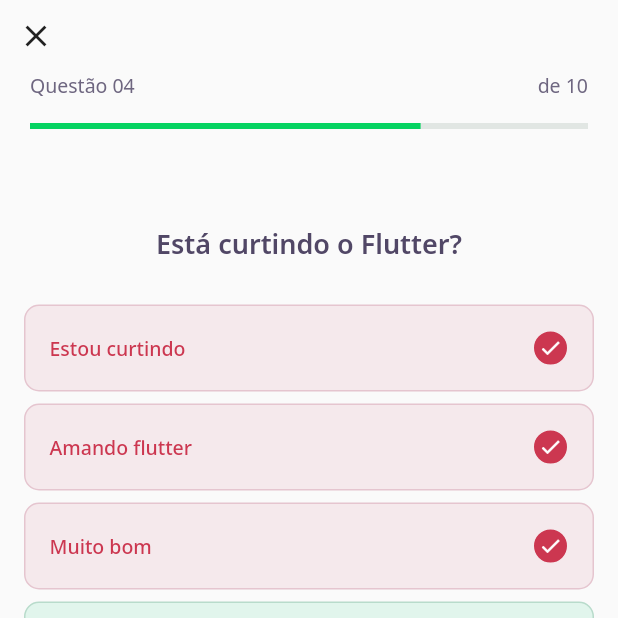
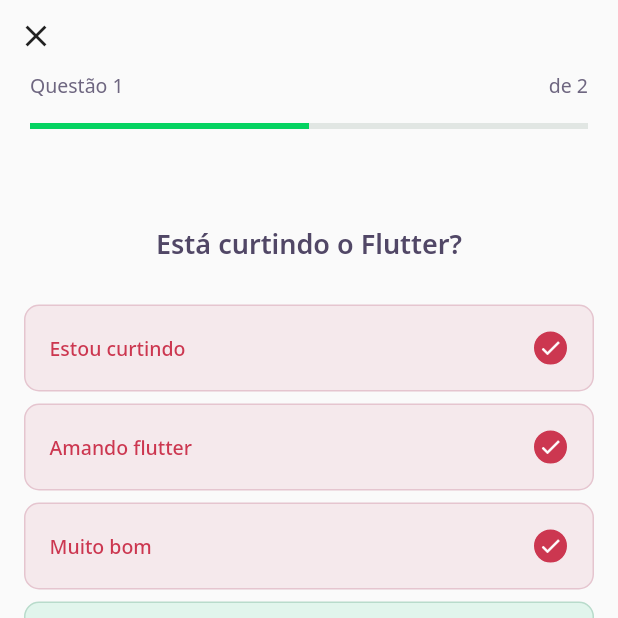
Before and after one commit to barbaracs/Flutter-Quiz, a Flutter app: the screen it shows after launch, after a tap on "NLW 5 - Flutter", on a phone screen of 412 x 824 dp, the top half of it. Run offline on Flutter 3.47's test engine with Material 2 defaults, Android fonts, the phone set to English and light mode, and no system bars; our stand-ins replace google_fonts; accounts and stored records are empty; network calls fail.

Commit message:
transition between questions, updating indicator progress bar

```diff
--- /dev/null
+++ b/lib/challenge/challenge_controller.dart
@@ -0,0 +1,9 @@
+import 'package:flutter/foundation.dart';
+
+class ChallengeController {
+  final currentPageNotifier = ValueNotifier<int>(1);
+
+  int get currentPage => currentPageNotifier.value;
+
+  set currentPage(int value) => currentPageNotifier.value = value;
+}
--- a/lib/challenge/challenge_page.dart
+++ b/lib/challenge/challenge_page.dart
@@ -1,3 +1,4 @@
+import 'package:dev_quiz/challenge/challenge_controller.dart';
 import 'package:dev_quiz/challenge/widgets/next_button/next_button_widget.dart';
 import 'package:dev_quiz/challenge/widgets/question_indicator/question_indicator_widget.dart';
 import 'package:dev_quiz/challenge/widgets/quiz/quiz_widget.dart';
@@ -14,6 +15,17 @@
 }
 
 class _ChallengePageState extends State<ChallengePage> {
+  final controller = ChallengeController();
+  final pageController = PageController();
+
+  @override
+  void initState() {
+    pageController.addListener(() {
+      controller.currentPage = pageController.page!.toInt() + 1;
+    });
+    super.initState();
+  }
+
   @override
   Widget build(BuildContext context) {
     return Scaffold(
@@ -30,13 +42,22 @@
                     Navigator.pop(context);
                   },
                 ),
-                QuestionIndicatorWidget(),
+                ValueListenableBuilder<int>(
+                    valueListenable: controller.currentPageNotifier,
+                    builder: (context, value, _) => QuestionIndicatorWidget(
+                          currentPage: value,
+                          length: widget.questions.length,
+                        )),
               ],
             ),
           )),
-      body: QuizWidget(
-        // ao invés de criar um construtor pro questions, pode chamar um widget.questions
-        question: widget.questions[0],
+      body: PageView(
+        controller: pageController,
+        children: widget.questions
+            .map(
+              (e) => QuizWidget(question: e),
+            )
+            .toList(),
       ),
       bottomNavigationBar: SafeArea(
         bottom: true,
--- a/lib/challenge/widgets/question_indicator/question_indicator_widget.dart
+++ b/lib/challenge/widgets/question_indicator/question_indicator_widget.dart
@@ -1,9 +1,16 @@
+import 'package:flutter/material.dart';
 import 'package:dev_quiz/core/core.dart';
 import 'package:dev_quiz/shared/widgets/progress_indicator/progress_indicator_widget.dart';
-import 'package:flutter/material.dart';
 
 class QuestionIndicatorWidget extends StatelessWidget {
-  QuestionIndicatorWidget({Key? key}) : super(key: key);
+  final int currentPage;
+  final int length;
+
+  const QuestionIndicatorWidget({
+    Key? key,
+    required this.currentPage,
+    required this.length,
+  }) : super(key: key);
 
   @override
   Widget build(BuildContext context) {
@@ -14,12 +21,12 @@
           Row(
             mainAxisAlignment: MainAxisAlignment.spaceBetween,
             children: [
-              Text("Questão 04", style: AppTextStyles.body),
-              Text("de 10", style: AppTextStyles.body)
+              Text("Questão $currentPage", style: AppTextStyles.body),
+              Text("de $length", style: AppTextStyles.body)
             ],
           ),
           SizedBox(height: 16),
-          ProgressIndicatorWidget(value: 0.7),
+          ProgressIndicatorWidget(value: (currentPage) / length),
         ],
       ),
     );
```
